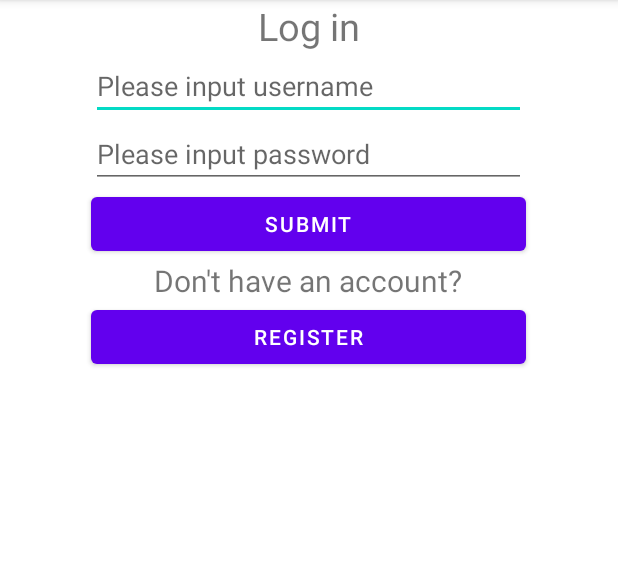
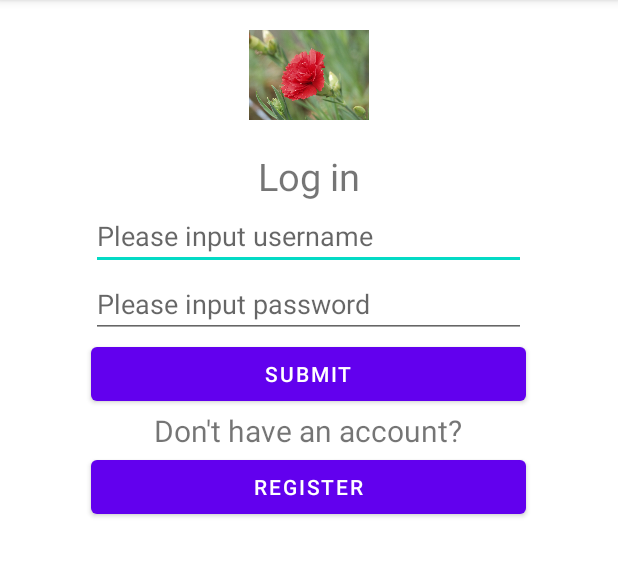
Before and after one commit to xieyz10/AndroidFinalProject, an Android app: the screen it shows after launch (MainActivity), on a phone screen of 412 x 824 dp, the part 84-661 px from its top. Run offline under Robolectric (Android 15) with nearby library versions, the phone set to English and light mode, and no system bars; our stand-ins replace Firebase (no records; nobody signed in at launch, a user with empty details on screens opened directly); network calls fail; 1 statement that could not run was skipped.

Commit message:
add new features

```diff
--- a/app/src/main/AndroidManifest.xml
+++ b/app/src/main/AndroidManifest.xml
@@ -2,7 +2,7 @@
 <manifest xmlns:android="http://schemas.android.com/apk/res/android"
     xmlns:tools="http://schemas.android.com/tools"
     package="com.example.firebase">
-
+    <uses-permission android:name="android.permission.INTERNET"/>
     <application
         android:allowBackup="true"
         android:dataExtractionRules="@xml/data_extraction_rules"
@@ -13,10 +13,6 @@
         android:supportsRtl="true"
         android:theme="@style/Theme.FireBase"
         tools:targetApi="31">
-        <activity
-            android:name=".CartActivity"
-            android:exported="false"
-            android:label="Cart Detail" />
         <activity
             android:name=".ProductDetailsActivity"
             android:exported="false"
--- a/app/src/main/java/com/example/firebase/Adapters/CartAdapter.kt
+++ b/app/src/main/java/com/example/firebase/Adapters/CartAdapter.kt
@@ -1,6 +1,7 @@
 package com.example.mingyuanxie_mapd711_assignment4
 
 import android.app.Activity
+import android.media.MediaPlayer
 import android.view.LayoutInflater
 import android.view.View
 import android.view.ViewGroup
@@ -66,6 +67,8 @@ ArrayList<Cart>):ArrayAdapter<Cart>(context, R.layout.cartlist_item,arrayList) {
             }.addOnFailureListener{ err->
                 Toast.makeText( context,"Error ${err.message}", Toast.LENGTH_LONG).show()
             }
+            val MediaPlayer = MediaPlayer.create(context,R.raw.sound)
+            MediaPlayer.start()
         }
 
         btn_deleteItem.setOnClickListener{
--- a/app/src/main/java/com/example/firebase/MainActivity.kt
+++ b/app/src/main/java/com/example/firebase/MainActivity.kt
@@ -3,17 +3,24 @@ package com.example.firebase
 import android.content.Context
 import android.content.Intent
 import android.content.SharedPreferences
+import android.graphics.Bitmap
+import android.graphics.BitmapFactory
 import android.os.Bundle
 import android.view.View
 import android.widget.EditText
+import android.widget.ImageView
 import android.widget.Toast
 import androidx.appcompat.app.AppCompatActivity
-import com.example.firebase.Entity.Flower
 import com.google.firebase.auth.FirebaseAuth
 import com.google.firebase.auth.ktx.auth
 import com.google.firebase.database.DatabaseReference
 import com.google.firebase.database.FirebaseDatabase
 import com.google.firebase.ktx.Firebase
+import kotlinx.coroutines.CoroutineScope
+import kotlinx.coroutines.Dispatchers
+import kotlinx.coroutines.launch
+import kotlinx.coroutines.withContext
+import java.net.URL
 
 class MainActivity : AppCompatActivity() {
     lateinit var context: Context
@@ -27,6 +34,18 @@ class MainActivity : AppCompatActivity() {
         database = FirebaseDatabase.getInstance()
         dbRef = database.getReference("products")
         auth = Firebase.auth
+        val imageView: ImageView = findViewById(R.id.imageView_logo)
+        CoroutineScope(Dispatchers.IO).launch {
+            val bitmap = getBitmap()
+            withContext(Dispatchers.Main) {
+                imageView.setImageBitmap(bitmap)
+            }
+        }
+    }
+
+        fun getBitmap(): Bitmap? {
+            val url = URL("https://www.desicomments.com/wp-content/uploads/2017/02/Rose-Flower-Image.jpg")
+            return BitmapFactory.decodeStream(url.openConnection().getInputStream())
         }
 
         fun btnLogin_pressed(view: View){
@@ -58,8 +77,8 @@ class MainActivity : AppCompatActivity() {
                 startActivity(intent)
             }
         }
+}
 
-}
 
 ////**************
 //database = FirebaseDatabase.getInstance()
--- a/app/src/main/java/com/example/firebase/ProductDetailsActivity.kt
+++ b/app/src/main/java/com/example/firebase/ProductDetailsActivity.kt
@@ -3,6 +3,7 @@ package com.example.firebase
 import android.content.Context
 import android.content.Intent
 import android.content.SharedPreferences
+import android.media.MediaPlayer
 import android.os.Bundle
 import android.view.View
 import android.widget.EditText
@@ -126,6 +127,8 @@ class ProductDetailsActivity: AppCompatActivity() {
             }.addOnFailureListener{ err->
                 Toast.makeText( context,"Error ${err.message}", Toast.LENGTH_LONG).show()
             }
+            val MediaPlayer = MediaPlayer.create(this,R.raw.sound)
+            MediaPlayer.start()
         }
     }
 }
--- a/app/src/main/res/layout/activity_main.xml
+++ b/app/src/main/res/layout/activity_main.xml
@@ -5,7 +5,16 @@
     android:layout_width="match_parent"
     android:layout_height="match_parent"
     android:orientation="vertical"
-    tools:context=".MainActivity">
+    tools:context=".MainActivity"
+    android:id="@+id/rootRL">
+
+    <ImageView
+        android:id="@+id/imageView_logo"
+        android:layout_width="80dp"
+        android:layout_height="100dp"
+        android:src="@drawable/carnation"
+        android:layout_gravity="center"
+        />
 
     <TextView
         android:layout_width="wrap_content"
```
Also changed, not shown: 1 other file. Lines whose indentation alone changed are shown as unchanged.
